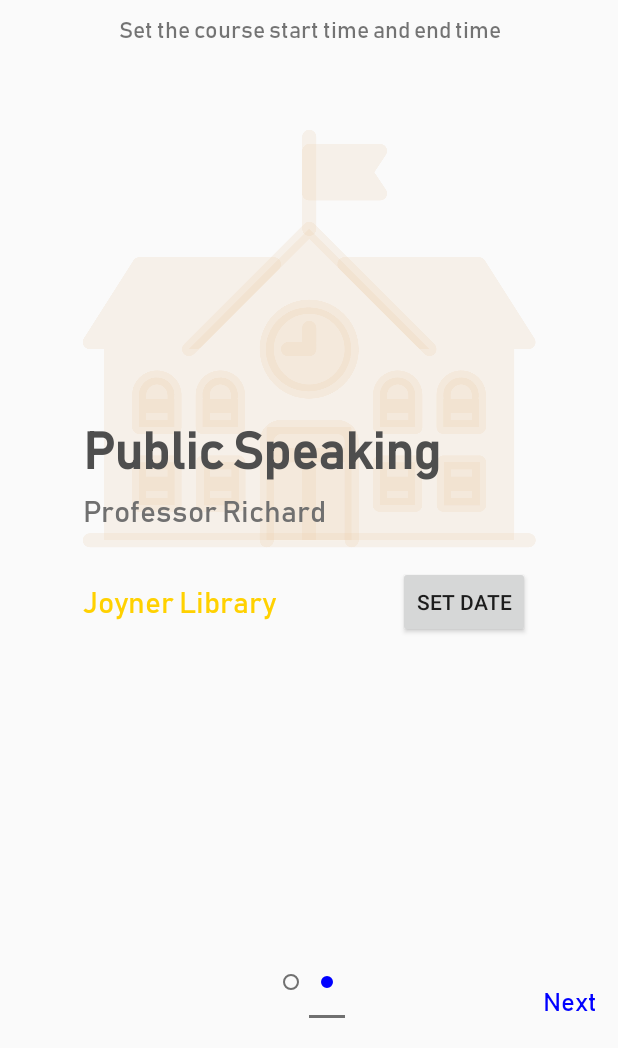
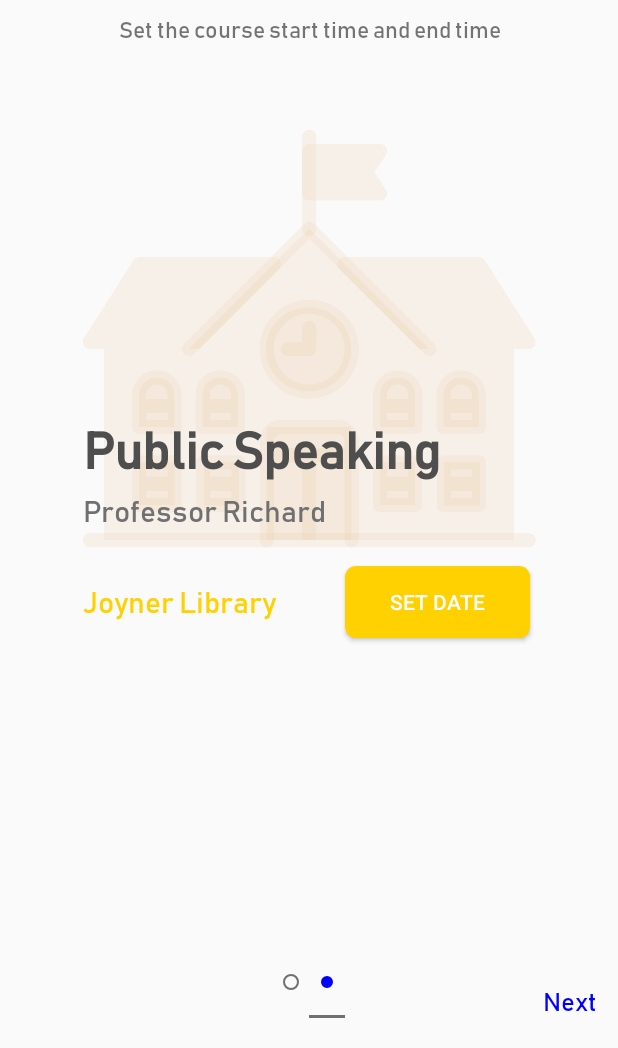
Before and after one commit to cleverSheep/Check-In, an Android app: the screen it shows after launch (MainActivity), item 2 of the bottom bar chosen, on a phone screen of 412 x 824 dp, the part 188-1236 px from its top. Run offline under Robolectric (Android 15) with nearby library versions, the phone set to English and light mode, and no system bars.

```diff
--- a/app/src/main/res/drawable/btn_background.xml
+++ b/app/src/main/res/drawable/btn_background.xml
@@ -1,10 +1,10 @@
 <?xml version="1.0" encoding="utf-8"?>
 <shape xmlns:android="http://schemas.android.com/apk/res/android">
-    <solid android:color="#FFF" />
+    <solid android:color="@color/colorDarkYellow" />
     <padding
-        android:bottom="15dp"
-        android:left="25dp"
-        android:right="25dp"
-        android:top="15dp" />
+        android:bottom="7dp"
+        android:left="30dp"
+        android:right="30dp"
+        android:top="7dp" />
     <corners android:radius="7dp" />
 </shape>
--- a/app/src/main/res/layout/adjust_check_in_time_fragment.xml
+++ b/app/src/main/res/layout/adjust_check_in_time_fragment.xml
@@ -87,7 +87,9 @@
         android:layout_height="wrap_content"
         android:layout_marginTop="23dp"
         android:layout_marginEnd="4dp"
+        android:background="@drawable/btn_background"
         android:text="Set Date"
+        android:textColor="#FFF"
         app:layout_constraintBottom_toBottomOf="@+id/tv_define_radius"
         app:layout_constraintEnd_toEndOf="@+id/imageView2"
         app:layout_constraintTop_toBottomOf="@+id/imageView2" />
```
